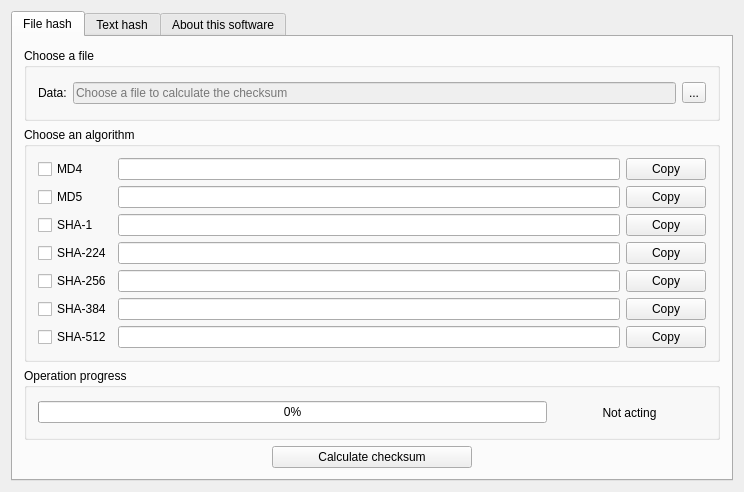
Old version of the form src/widget.ui in the repository ljalil/HashCalc.
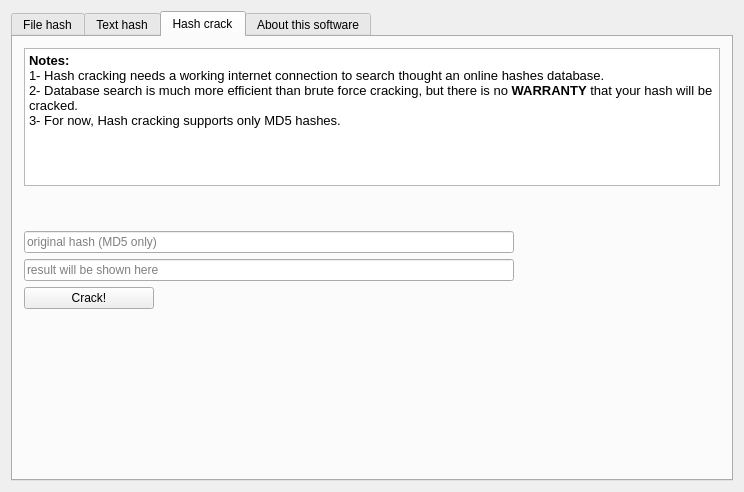
New version of the form. The open tabs and pages were chosen to show the change.

Commit message: v1.1 seperating the GUI and backend calculations

What changed in the file:
```diff
--- a/src/widget.ui
+++ b/src/widget.ui
@@ -471,6 +471,141 @@
        </item>
       </layout>
      </widget>
+     <widget class="QWidget" name="tab_3">
+      <attribute name="title">
+       <string>Hash crack</string>
+      </attribute>
+      <layout class="QGridLayout" name="gridLayout_15">
+       <item row="0" column="0">
+        <layout class="QVBoxLayout" name="verticalLayout_5">
+         <item>
+          <widget class="QTextBrowser" name="textBrowser">
+           <property name="html">
+            <string>&lt;!DOCTYPE HTML PUBLIC &quot;-//W3C//DTD HTML 4.0//EN&quot; &quot;http://www.w3.org/TR/REC-html40/strict.dtd&quot;&gt;
+&lt;html&gt;&lt;head&gt;&lt;meta name=&quot;qrichtext&quot; content=&quot;1&quot; /&gt;&lt;style type=&quot;text/css&quot;&gt;
+p, li { white-space: pre-wrap; }
+&lt;/style&gt;&lt;/head&gt;&lt;body style=&quot; font-family:'Sans Serif'; font-size:8pt; font-weight:400; font-style:normal;&quot;&gt;
+&lt;p style=&quot; margin-top:0px; margin-bottom:0px; margin-left:0px; margin-right:0px; -qt-block-indent:0; text-indent:0px;&quot;&gt;&lt;span style=&quot; font-size:10pt; font-weight:600;&quot;&gt;Notes: &lt;/span&gt;&lt;/p&gt;
+&lt;p style=&quot; margin-top:0px; margin-bottom:0px; margin-left:0px; margin-right:0px; -qt-block-indent:0; text-indent:0px;&quot;&gt;&lt;span style=&quot; font-size:10pt;&quot;&gt;1- Hash cracking needs a working internet connection to search thought an online hashes database.&lt;/span&gt;&lt;/p&gt;
+&lt;p style=&quot; margin-top:0px; margin-bottom:0px; margin-left:0px; margin-right:0px; -qt-block-indent:0; text-indent:0px;&quot;&gt;&lt;span style=&quot; font-size:10pt;&quot;&gt;2- Database search is much more efficient than brute force cracking, but there is no &lt;/span&gt;&lt;span style=&quot; font-size:10pt; font-weight:600;&quot;&gt;WARRANTY&lt;/span&gt;&lt;span style=&quot; font-size:10pt;&quot;&gt; that your hash will be cracked.&lt;/span&gt;&lt;/p&gt;
+&lt;p style=&quot; margin-top:0px; margin-bottom:0px; margin-left:0px; margin-right:0px; -qt-block-indent:0; text-indent:0px;&quot;&gt;&lt;span style=&quot; font-size:10pt;&quot;&gt;3- For now, Hash cracking supports only MD5 hashes.&lt;/span&gt;&lt;/p&gt;
+&lt;p style=&quot;-qt-paragraph-type:empty; margin-top:0px; margin-bottom:0px; margin-left:0px; margin-right:0px; -qt-block-indent:0; text-indent:0px; font-size:10pt;&quot;&gt;&lt;br /&gt;&lt;/p&gt;&lt;/body&gt;&lt;/html&gt;</string>
+           </property>
+          </widget>
+         </item>
+         <item>
+          <spacer name="verticalSpacer_2">
+           <property name="orientation">
+            <enum>Qt::Vertical</enum>
+           </property>
+           <property name="sizeType">
+            <enum>QSizePolicy::Maximum</enum>
+           </property>
+           <property name="sizeHint" stdset="0">
+            <size>
+             <width>20</width>
+             <height>92</height>
+            </size>
+           </property>
+          </spacer>
+         </item>
+         <item>
+          <layout class="QGridLayout" name="gridLayout_14">
+           <item row="0" column="0" rowspan="2" colspan="2">
+            <layout class="QVBoxLayout" name="verticalLayout_4">
+             <item>
+              <widget class="QLineEdit" name="md5crack_lineEdit">
+               <property name="placeholderText">
+                <string>original hash (MD5 only)</string>
+               </property>
+              </widget>
+             </item>
+             <item>
+              <widget class="QLineEdit" name="md5cracked_lineEdit">
+               <property name="text">
+                <string/>
+               </property>
+               <property name="placeholderText">
+                <string>result will be shown here</string>
+               </property>
+              </widget>
+             </item>
+            </layout>
+           </item>
+           <item row="0" column="2">
+            <spacer name="horizontalSpacer_7">
+             <property name="orientation">
+              <enum>Qt::Horizontal</enum>
+             </property>
+             <property name="sizeType">
+              <enum>QSizePolicy::Maximum</enum>
+             </property>
+             <property name="sizeHint" stdset="0">
+              <size>
+               <width>200</width>
+               <height>20</height>
+              </size>
+             </property>
+            </spacer>
+           </item>
+           <item row="1" column="2">
+            <spacer name="horizontalSpacer_8">
+             <property name="orientation">
+              <enum>Qt::Horizontal</enum>
+             </property>
+             <property name="sizeType">
+              <enum>QSizePolicy::Maximum</enum>
+             </property>
+             <property name="sizeHint" stdset="0">
+              <size>
+               <width>200</width>
+               <height>20</height>
+              </size>
+             </property>
+            </spacer>
+           </item>
+           <item row="2" column="0">
+            <widget class="QPushButton" name="crack_pushButton">
+             <property name="text">
+              <string>Crack!</string>
+             </property>
+            </widget>
+           </item>
+           <item row="2" column="1" colspan="2">
+            <spacer name="horizontalSpacer_6">
+             <property name="orientation">
+              <enum>Qt::Horizontal</enum>
+             </property>
+             <property name="sizeHint" stdset="0">
+              <size>
+               <width>560</width>
+               <height>20</height>
+              </size>
+             </property>
+            </spacer>
+           </item>
+          </layout>
+         </item>
+         <item>
+          <spacer name="verticalSpacer_3">
+           <property name="orientation">
+            <enum>Qt::Vertical</enum>
+           </property>
+           <property name="sizeType">
+            <enum>QSizePolicy::Maximum</enum>
+           </property>
+           <property name="sizeHint" stdset="0">
+            <size>
+             <width>20</width>
+             <height>213</height>
+            </size>
+           </property>
+          </spacer>
+         </item>
+        </layout>
+       </item>
+      </layout>
+     </widget>
      <widget class="QWidget" name="tab_4">
       <attribute name="title">
        <string>About this software</string>
```
Left out of the diff: 21 changed lines with no effect on the pictures. The commit also changes 6 other files.
